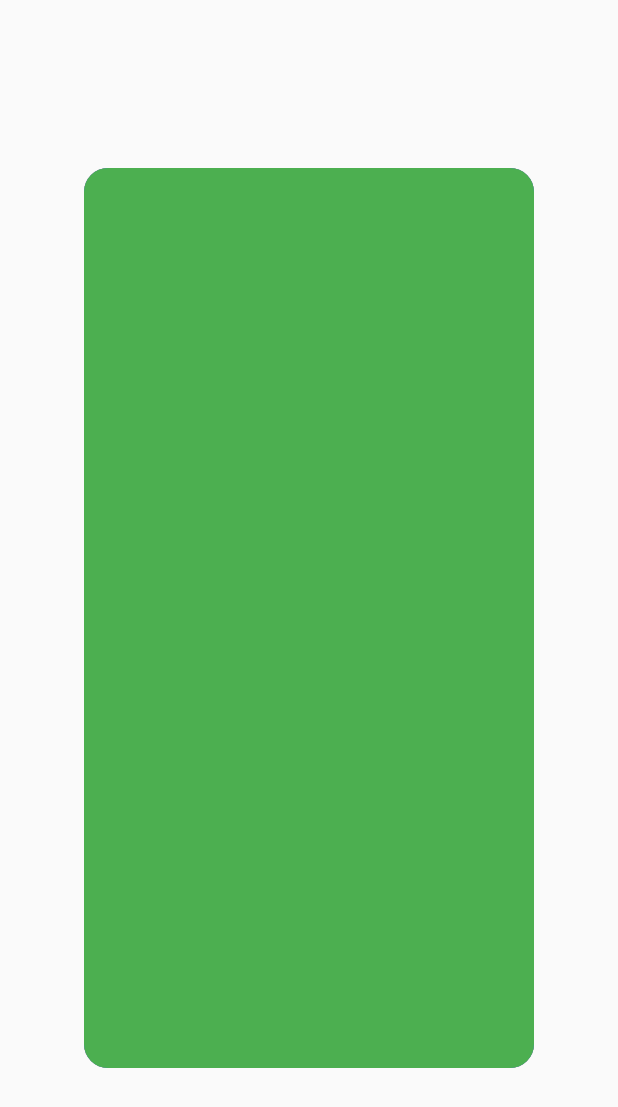
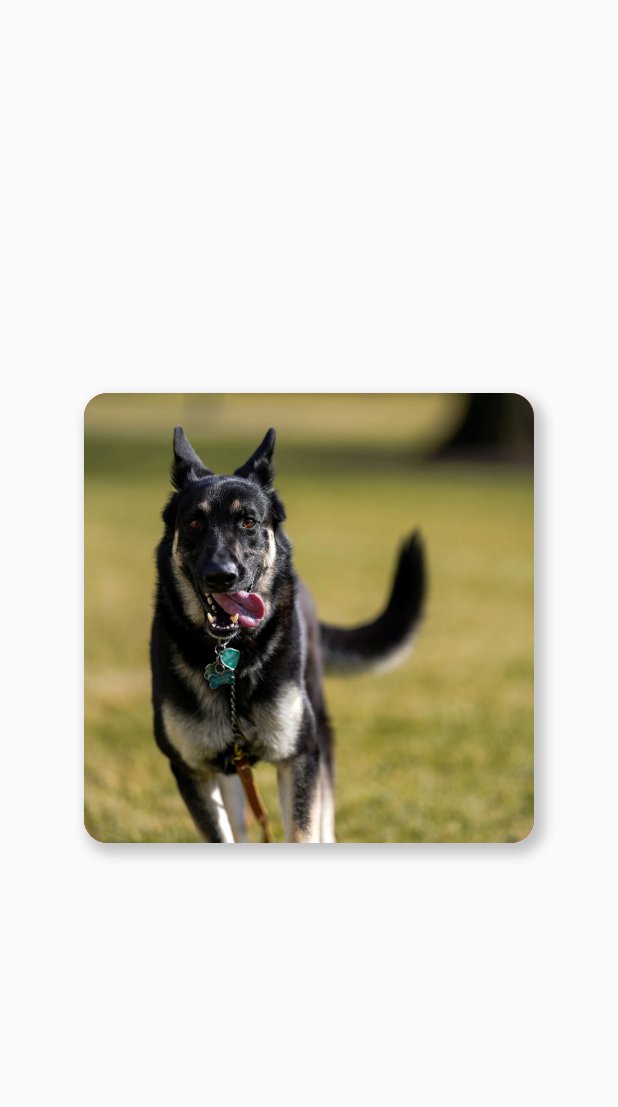
Before and after one commit to maiconm/cats_vs_dogs, a Flutter app: the screen it shows after launch, on a phone screen of 412 x 824 dp. Shown: the top 1107 px of the screen. Run offline on Flutter 3.47's test engine with Material 2 defaults, Android fonts, the phone set to English and light mode, and no system bars; missing offline and left inert: flutter_swipable.

Commit message:
Styling cards and hardcode images

```diff
--- a/lib/components/card_container.dart
+++ b/lib/components/card_container.dart
@@ -3,9 +3,9 @@ import 'package:flutter/material.dart';
 import 'package:flutter_swipable/flutter_swipable.dart';
 
 class CardContainer extends StatelessWidget {
-  final Color color;
+  final String image;
 
-  CardContainer(this.color);
+  CardContainer(this.image);
 
   @override
   Widget build(BuildContext context) {
@@ -13,7 +13,19 @@ class CardContainer extends StatelessWidget {
       child: Container(
         decoration: BoxDecoration(
           borderRadius: BorderRadius.circular(16.0),
-          color: color,
+          image: DecorationImage(
+            image: AssetImage(image),
+            fit: BoxFit.cover,
+          ),
+          color: Colors.red,
+          boxShadow: [
+            BoxShadow(
+              color: Colors.grey.withOpacity(0.3),
+              spreadRadius: 1,
+              blurRadius: 7,
+              offset: Offset(4, 5),
+            ),
+          ]
         ),
       ),
     );
--- a/lib/components/cards.dart
+++ b/lib/components/cards.dart
@@ -3,13 +3,13 @@ import 'card_container.dart';
 
 final List data = [
   {
-    'color': Colors.red,
+    'imageUrl': 'lib/assets/bored-cat.jpeg',
   },
   {
-    'color': Colors.blue,
+    'imageUrl': 'lib/assets/dog-running.jpeg',
   },
   {
-    'color': Colors.green,
+    'imageUrl': 'lib/assets/doggy.jpg',
   },
 ];
 
@@ -23,21 +23,22 @@ class Cards extends StatefulWidget {
 class _CardsState extends State<Cards> {
   List<CardContainer> cards = [
     CardContainer(
-      data[0]['color']
+      data[0]['imageUrl']
     ),
     CardContainer(
-      data[1]['color']
+      data[1]['imageUrl']
     ),
     CardContainer(
-      data[2]['color']
+      data[2]['imageUrl']
     ),
   ];
 
   @override
   Widget build(BuildContext context) {
+    cards.shuffle();
     return Container(
+      height: 300,
       width: 300,
-      height: 600,
       child: Stack(
         children: cards,
       ),
```
